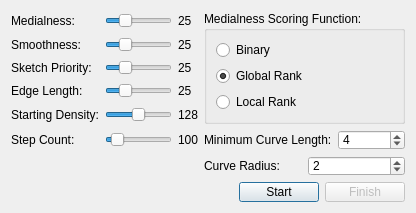
Above: Gorgon/src_ui/ui_dialog_volume_manual_skeletonization.ui from GorgonCryoEM/Gorgon before the change. Below: the same form after it.
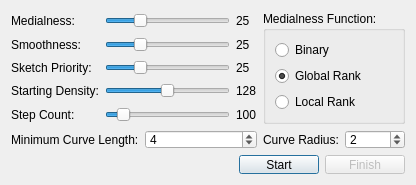
That is the form after the change.

Commit message: Setting the cost functions to scale with the edge length

Patch:
```diff
--- a/Gorgon/src_ui/ui_dialog_volume_manual_skeletonization.ui
+++ b/Gorgon/src_ui/ui_dialog_volume_manual_skeletonization.ui
@@ -6,7 +6,7 @@
     <x>0</x>
     <y>0</y>
     <width>416</width>
-    <height>213</height>
+    <height>185</height>
    </rect>
   </property>
   <property name="minimumSize" >
@@ -79,7 +79,7 @@
    <item rowspan="5" row="0" column="3" >
     <widget class="QGroupBox" name="groupBoxMedialnessScore" >
      <property name="title" >
-      <string>Medialness Scoring Function:</string>
+      <string>Medialness Function:</string>
      </property>
      <layout class="QGridLayout" >
       <item row="0" column="0" >
@@ -227,70 +227,13 @@
     </widget>
    </item>
    <item row="3" column="0" >
-    <widget class="QLabel" name="labelEdgeLength" >
-     <property name="text" >
-      <string>Edge Length:</string>
-     </property>
-    </widget>
-   </item>
-   <item row="3" column="1" >
-    <widget class="QSlider" name="horizontalSliderEdgeLength" >
-     <property name="whatsThis" >
-      <string>Picks the density to use when performing skeletonization</string>
-     </property>
-     <property name="minimum" >
-      <number>0</number>
-     </property>
-     <property name="maximum" >
-      <number>100</number>
-     </property>
-     <property name="singleStep" >
-      <number>1</number>
-     </property>
-     <property name="pageStep" >
-      <number>10</number>
-     </property>
-     <property name="value" >
-      <number>25</number>
-     </property>
-     <property name="orientation" >
-      <enum>Qt::Horizontal</enum>
-     </property>
-     <property name="tickPosition" >
-      <enum>QSlider::NoTicks</enum>
-     </property>
-    </widget>
-   </item>
-   <item row="3" column="2" >
-    <widget class="QLabel" name="labeEdgeLengthDisplay" >
-     <property name="minimumSize" >
-      <size>
-       <width>20</width>
-       <height>0</height>
-      </size>
-     </property>
-     <property name="maximumSize" >
-      <size>
-       <width>60</width>
-       <height>16777215</height>
-      </size>
-     </property>
-     <property name="layoutDirection" >
-      <enum>Qt::RightToLeft</enum>
-     </property>
-     <property name="text" >
-      <string>25</string>
-     </property>
-    </widget>
-   </item>
-   <item row="4" column="0" >
     <widget class="QLabel" name="labelStartDensity" >
      <property name="text" >
       <string>Starting Density:</string>
      </property>
     </widget>
    </item>
-   <item row="4" column="1" >
+   <item row="3" column="1" >
     <widget class="QSlider" name="horizontalSliderStartingDensity" >
      <property name="whatsThis" >
       <string>Picks the density to use when performing skeletonization</string>
@@ -315,7 +258,7 @@
      </property>
     </widget>
    </item>
-   <item row="4" column="2" >
+   <item row="3" column="2" >
     <widget class="QLabel" name="labelStartingDensityDisplay" >
      <property name="minimumSize" >
       <size>
@@ -337,14 +280,14 @@
      </property>
     </widget>
    </item>
-   <item row="5" column="0" >
+   <item row="4" column="0" >
     <widget class="QLabel" name="labelStepSize" >
      <property name="text" >
       <string>Step Count:</string>
      </property>
     </widget>
    </item>
-   <item row="5" column="1" >
+   <item row="4" column="1" >
     <widget class="QSlider" name="horizontalSliderStepCount" >
      <property name="whatsThis" >
       <string>Picks the density to use when performing skeletonization</string>
@@ -369,7 +312,7 @@
      </property>
     </widget>
    </item>
-   <item row="5" column="2" >
+   <item row="4" column="2" >
     <widget class="QLabel" name="labelStepSizeDisplay" >
      <property name="minimumSize" >
       <size>
@@ -391,7 +334,7 @@
      </property>
     </widget>
    </item>
-   <item row="5" column="3" >
+   <item row="5" column="0" colspan="3" >
     <layout class="QGridLayout" >
      <item row="0" column="0" >
       <widget class="QLabel" name="labelMinimumCurve" >
@@ -412,7 +355,7 @@
      </item>
     </layout>
    </item>
-   <item row="6" column="3" >
+   <item row="5" column="3" >
     <layout class="QGridLayout" >
      <item row="0" column="0" >
       <widget class="QLabel" name="labelCurveRadius" >
@@ -436,7 +379,7 @@
      </item>
     </layout>
    </item>
-   <item row="7" column="0" colspan="4" >
+   <item row="6" column="0" colspan="4" >
     <layout class="QGridLayout" >
      <item row="0" column="0" >
       <spacer>
```
Left out of the diff: 17 changed lines with no effect on the pictures. The commit also changes 8 other files.
